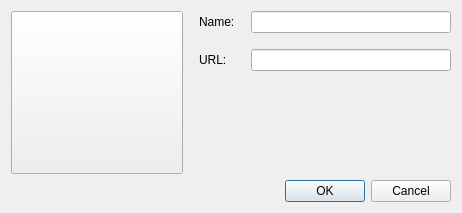
Qt form ui/create_bottle_dialog.ui (rubiojr/bottles) before a commit.
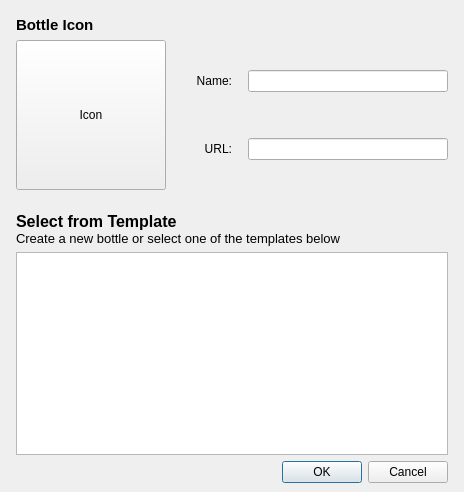
The same form after that commit.

Commit message: * FEATURE: Templates implemented * Minor UI tweaks * New icons * Updated README

```diff
--- a/ui/create_bottle_dialog.ui
+++ b/ui/create_bottle_dialog.ui
@@ -7,7 +7,7 @@
     <x>0</x>
     <y>0</y>
     <width>462</width>
-    <height>213</height>
+    <height>492</height>
    </rect>
   </property>
   <property name="sizePolicy">
@@ -20,15 +20,46 @@
    <string>Create Bottle</string>
   </property>
   <layout class="QGridLayout" name="gridLayout">
+   <property name="leftMargin">
+    <number>16</number>
+   </property>
+   <property name="topMargin">
+    <number>16</number>
+   </property>
+   <property name="rightMargin">
+    <number>16</number>
+   </property>
+   <property name="bottomMargin">
+    <number>9</number>
+   </property>
    <item row="0" column="0">
+    <widget class="QLabel" name="label_4">
+     <property name="text">
+      <string>&lt;!DOCTYPE HTML PUBLIC &quot;-//W3C//DTD HTML 4.0//EN&quot; &quot;http://www.w3.org/TR/REC-html40/strict.dtd&quot;&gt;
+&lt;html&gt;&lt;head&gt;&lt;meta name=&quot;qrichtext&quot; content=&quot;1&quot; /&gt;&lt;style type=&quot;text/css&quot;&gt;
+p, li { white-space: pre-wrap; }
+&lt;/style&gt;&lt;/head&gt;&lt;body style=&quot; font-family:'Ubuntu'; font-size:11pt; font-weight:400; font-style:normal;&quot;&gt;
+&lt;p style=&quot; margin-top:0px; margin-bottom:0px; margin-left:0px; margin-right:0px; -qt-block-indent:0; text-indent:0px;&quot;&gt;&lt;span style=&quot; font-weight:600;&quot;&gt;Bottle Icon&lt;/span&gt;&lt;/p&gt;&lt;/body&gt;&lt;/html&gt;</string>
+     </property>
+     <property name="margin">
+      <number>0</number>
+     </property>
+    </widget>
+   </item>
+   <item row="1" column="0">
     <layout class="QHBoxLayout" name="horizontalLayout_3">
-     <property name="spacing">
+     <property name="sizeConstraint">
+      <enum>QLayout::SetDefaultConstraint</enum>
+     </property>
+     <property name="bottomMargin">
       <number>16</number>
      </property>
+     <item>
+      <layout class="QVBoxLayout" name="verticalLayout_2">
      <item>
       <widget class="QPushButton" name="chooseIconButton">
        <property name="sizePolicy">
-        <sizepolicy hsizetype="Minimum" vsizetype="MinimumExpanding">
+          <sizepolicy hsizetype="Minimum" vsizetype="Minimum">
          <horstretch>0</horstretch>
          <verstretch>0</verstretch>
         </sizepolicy>
@@ -36,11 +67,11 @@
        <property name="minimumSize">
         <size>
          <width>150</width>
-         <height>0</height>
+           <height>150</height>
         </size>
        </property>
        <property name="text">
-        <string/>
+          <string>Icon</string>
        </property>
        <property name="iconSize">
         <size>
@@ -50,6 +81,8 @@
        </property>
       </widget>
      </item>
+      </layout>
+     </item>
      <item>
       <layout class="QVBoxLayout" name="verticalLayout">
        <property name="spacing">
@@ -59,9 +92,24 @@
         <layout class="QHBoxLayout" name="horizontalLayout">
          <item>
           <widget class="QLabel" name="label">
+           <property name="sizePolicy">
+            <sizepolicy hsizetype="Minimum" vsizetype="Preferred">
+             <horstretch>0</horstretch>
+             <verstretch>0</verstretch>
+            </sizepolicy>
+           </property>
+           <property name="minimumSize">
+            <size>
+             <width>60</width>
+             <height>0</height>
+            </size>
+           </property>
            <property name="text">
             <string>Name:</string>
            </property>
+           <property name="alignment">
+            <set>Qt::AlignRight|Qt::AlignTrailing|Qt::AlignVCenter</set>
+           </property>
           </widget>
          </item>
          <item>
@@ -86,9 +134,24 @@
         <layout class="QHBoxLayout" name="horizontalLayout_2">
          <item>
           <widget class="QLabel" name="label_2">
+           <property name="sizePolicy">
+            <sizepolicy hsizetype="Minimum" vsizetype="Preferred">
+             <horstretch>0</horstretch>
+             <verstretch>0</verstretch>
+            </sizepolicy>
+           </property>
+           <property name="minimumSize">
+            <size>
+             <width>60</width>
+             <height>0</height>
+            </size>
+           </property>
            <property name="text">
             <string>URL:</string>
            </property>
+           <property name="alignment">
+            <set>Qt::AlignRight|Qt::AlignTrailing|Qt::AlignVCenter</set>
+           </property>
           </widget>
          </item>
          <item>
@@ -109,24 +172,41 @@
          </item>
         </layout>
        </item>
-       <item>
-        <spacer name="verticalSpacer">
-         <property name="orientation">
-          <enum>Qt::Vertical</enum>
-         </property>
-         <property name="sizeHint" stdset="0">
+      </layout>
+     </item>
+    </layout>
+   </item>
+   <item row="2" column="0">
+    <widget class="QLabel" name="label_3">
+     <property name="text">
+      <string>&lt;!DOCTYPE HTML PUBLIC &quot;-//W3C//DTD HTML 4.0//EN&quot; &quot;http://www.w3.org/TR/REC-html40/strict.dtd&quot;&gt;
+&lt;html&gt;&lt;head&gt;&lt;meta name=&quot;qrichtext&quot; content=&quot;1&quot; /&gt;&lt;style type=&quot;text/css&quot;&gt;
+p, li { white-space: pre-wrap; }
+&lt;/style&gt;&lt;/head&gt;&lt;body style=&quot; font-family:'Ubuntu'; font-size:11pt; font-weight:400; font-style:normal;&quot;&gt;
+&lt;p style=&quot; margin-top:0px; margin-bottom:0px; margin-left:0px; margin-right:0px; -qt-block-indent:0; text-indent:0px;&quot;&gt;&lt;span style=&quot; font-size:12pt; font-weight:600;&quot;&gt;Select from Template&lt;/span&gt;&lt;/p&gt;
+&lt;p style=&quot; margin-top:0px; margin-bottom:0px; margin-left:0px; margin-right:0px; -qt-block-indent:0; text-indent:0px;&quot;&gt;&lt;span style=&quot; font-size:10pt;&quot;&gt;Create a new bottle or select one of the templates below&lt;/span&gt;&lt;/p&gt;&lt;/body&gt;&lt;/html&gt;</string>
+     </property>
+    </widget>
+   </item>
+   <item row="3" column="0">
+    <widget class="QListWidget" name="listWidget">
+     <property name="font">
+      <font>
+       <pointsize>16</pointsize>
+      </font>
+     </property>
+     <property name="iconSize">
           <size>
-           <width>20</width>
-           <height>40</height>
-          </size>
-         </property>
-        </spacer>
-       </item>
-      </layout>
-     </item>
-    </layout>
-   </item>
-   <item row="1" column="0">
+       <width>32</width>
+       <height>32</height>
+      </size>
+     </property>
+     <property name="spacing">
+      <number>2</number>
+     </property>
+    </widget>
+   </item>
+   <item row="4" column="0">
     <widget class="QDialogButtonBox" name="buttonBox">
      <property name="orientation">
       <enum>Qt::Horizontal</enum>
```
Left out of the diff: 8 changed lines with no effect on the pictures. Lines whose indentation alone changed are shown as unchanged. The commit also changes 8 other files.
